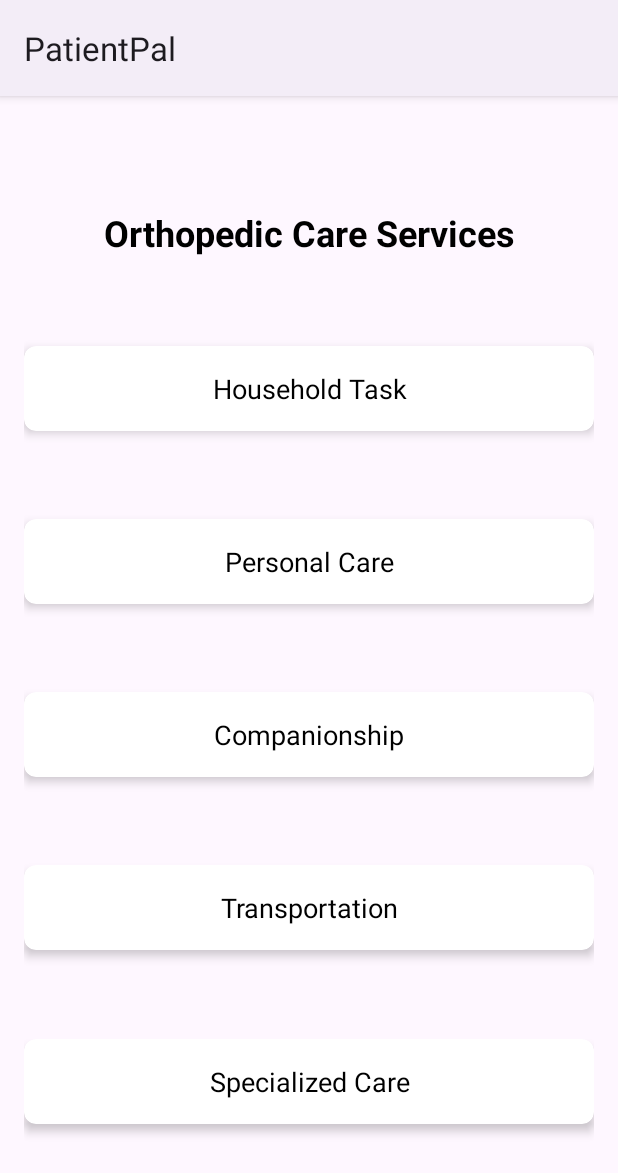
After one commit to ChaudharyMadhavi/PatientPal, an Android app: the OrthoPedicCareActivity screen opened directly, with no data from a screen before it, on a phone screen of 412 x 824 dp. The commit adds this screen. Shown: the top 1173 px of the screen. Run offline under Robolectric (Android 15) with nearby library versions, the phone set to English and light mode, and no system bars.

Commit message:
patientpal

```diff
--- a/app/src/main/java/com/example/patientpal/MyViewPagerAdapter.java
+++ b/app/src/main/java/com/example/patientpal/MyViewPagerAdapter.java
@@ -23,9 +23,9 @@ public class MyViewPagerAdapter extends FragmentStateAdapter {
             case 0:
                 return new HomeFragment();
             case 1:
+                return new ServiceFragment();
+            case 2:
                 return new AboutUsFragment();
-            case 2:
-                return new ServiceFragment();
             default:
                 return new HomeFragment();
         }
--- a/app/src/main/java/com/example/patientpal/WelcomeActivity.java
+++ b/app/src/main/java/com/example/patientpal/WelcomeActivity.java
@@ -10,6 +10,7 @@ import androidx.appcompat.app.AppCompatActivity;
 
 public class WelcomeActivity extends AppCompatActivity {
     Button signin,signup;
+    DBHelper DB;
     Intent i;
     @Override
     protected void onCreate(Bundle SavedInstantState){
@@ -19,6 +20,8 @@ public class WelcomeActivity extends AppCompatActivity {
 
         signin=(Button) findViewById(R.id.btnSignIn);
         signup=(Button)findViewById(R.id.btnSignUp);
+
+
 
         signup.setOnClickListener(new View.OnClickListener() {
 
--- /dev/null
+++ b/app/src/main/java/com/example/patientpal/fragments/OrthoPedicCareActivity.java
@@ -0,0 +1,15 @@
+package com.example.patientpal.fragments;
+
+import android.os.Bundle;
+import androidx.appcompat.app.AppCompatActivity;
+
+import com.example.patientpal.R;
+
+class OrthoPedicCareActivity extends AppCompatActivity {
+
+    @Override
+    protected void onCreate(Bundle savedInstanceState) {
+        super.onCreate(savedInstanceState);
+        setContentView(R.layout.activity_orthopedic_care);
+   }
+}
--- /dev/null
+++ b/app/src/main/res/layout/activity_care_details.xml
@@ -0,0 +1,6 @@
+<?xml version="1.0" encoding="utf-8"?>
+<androidx.constraintlayout.widget.ConstraintLayout xmlns:android="http://schemas.android.com/apk/res/android"
+    android:layout_width="match_parent"
+    android:layout_height="match_parent">
+
+</androidx.constraintlayout.widget.ConstraintLayout>
--- /dev/null
+++ b/app/src/main/res/layout/activity_orthopedic_care.xml
@@ -0,0 +1,141 @@
+<?xml version="1.0" encoding="utf-8"?>
+<androidx.constraintlayout.widget.ConstraintLayout
+    xmlns:android="http://schemas.android.com/apk/res/android"
+    xmlns:app="http://schemas.android.com/apk/res-auto"
+    xmlns:tools="http://schemas.android.com/tools"
+    android:layout_width="match_parent"
+    android:layout_height="match_parent"
+    tools:context=".fragments.OrthoPedicCareActivity"
+    android:padding="16dp">
+
+    <TextView
+        android:id="@+id/tvTitle"
+        android:layout_width="wrap_content"
+        android:layout_height="wrap_content"
+        android:text="Orthopedic Care Services"
+        android:textSize="24sp"
+        android:textStyle="bold"
+        android:textColor="@android:color/black"
+        app:layout_constraintTop_toTopOf="parent"
+        app:layout_constraintStart_toStartOf="parent"
+        app:layout_constraintEnd_toEndOf="parent"
+        app:layout_constraintBottom_toTopOf="@+id/card_household_task" />
+
+    <!-- Household Task Card -->
+    <androidx.cardview.widget.CardView
+        android:id="@+id/card_household_task"
+        android:layout_width="0dp"
+        android:layout_height="wrap_content"
+        app:cardCornerRadius="8dp"
+        app:cardElevation="4dp"
+        app:layout_constraintTop_toBottomOf="@id/tvTitle"
+        app:layout_constraintStart_toStartOf="parent"
+        app:layout_constraintEnd_toEndOf="parent"
+        app:layout_constraintBottom_toTopOf="@id/card_personal_care">
+
+        <TextView
+            android:layout_width="match_parent"
+            android:layout_height="wrap_content"
+            android:padding="16dp"
+            android:text="Household Task"
+            android:textAlignment="center"
+            android:textSize="18sp"
+            android:textColor="@android:color/black" />
+    </androidx.cardview.widget.CardView>
+
+    <!-- Personal Care Card -->
+    <androidx.cardview.widget.CardView
+        android:id="@+id/card_personal_care"
+        android:layout_width="0dp"
+        android:layout_height="wrap_content"
+        app:cardCornerRadius="8dp"
+        app:cardElevation="4dp"
+        app:layout_constraintTop_toBottomOf="@id/card_household_task"
+        app:layout_constraintStart_toStartOf="parent"
+        app:layout_constraintEnd_toEndOf="parent"
+        app:layout_constraintBottom_toTopOf="@id/card_companionship">
+
+        <TextView
+            android:layout_width="match_parent"
+            android:layout_height="wrap_content"
+            android:padding="16dp"
+            android:text="Personal Care"
+            android:textAlignment="center"
+            android:textSize="18sp"
+            android:textColor="@android:color/black" />
+    </androidx.cardview.widget.CardView>
+
+    <!-- Companionship Card -->
+    <androidx.cardview.widget.CardView
+        android:id="@+id/card_companionship"
+        android:layout_width="0dp"
+        android:layout_height="wrap_content"
+        app:cardCornerRadius="8dp"
+        app:cardElevation="4dp"
+        app:layout_constraintTop_toBottomOf="@id/card_personal_care"
+        app:layout_constraintStart_toStartOf="parent"
+        app:layout_constraintEnd_toEndOf="parent"
+        app:layout_constraintBottom_toTopOf="@id/card_transportation">
+
+        <TextView
+            android:layout_width="match_parent"
+            android:layout_height="wrap_content"
+            android:padding="16dp"
+            android:text="Companionship"
+            android:textAlignment="center"
+            android:textSize="18sp"
+            android:textColor="@android:color/black" />
+    </androidx.cardview.widget.CardView>
+
+    <!-- Transportation Card -->
+    <androidx.cardview.widget.CardView
+        android:id="@+id/card_transportation"
+        android:layout_width="0dp"
+        android:layout_height="wrap_content"
+        app:cardCornerRadius="8dp"
+        app:cardElevation="4dp"
+        app:layout_constraintTop_toBottomOf="@id/card_companionship"
+        app:layout_constraintStart_toStartOf="parent"
+        app:layout_constraintEnd_toEndOf="parent"
+        app:layout_constraintBottom_toTopOf="@id/card_specialized_care">
+
+        <TextView
+            android:layout_width="match_parent"
+            android:layout_height="wrap_content"
+            android:padding="16dp"
+            android:text="Transportation"
+            android:textAlignment="center"
+            android:textSize="18sp"
+            android:textColor="@android:color/black" />
+    </androidx.cardview.widget.CardView>
+
+    <!-- Specialized Care Card -->
+    <androidx.cardview.widget.CardView
+        android:id="@+id/card_specialized_care"
+        android:layout_width="0dp"
+        android:layout_height="wrap_content"
+        app:cardCornerRadius="8dp"
+        app:cardElevation="4dp"
+        app:layout_constraintTop_toBottomOf="@id/card_transportation"
+        app:layout_constraintBottom_toBottomOf="parent"
+        app:layout_constraintStart_toStartOf="parent"
+        app:layout_constraintEnd_toEndOf="parent">
+
+        <TextView
+            android:layout_width="match_parent"
+            android:layout_height="wrap_content"
+            android:padding="16dp"
+            android:text="Specialized Care"
+            android:textAlignment="center"
+            android:textSize="18sp"
+            android:textColor="@android:color/black" />
+    </androidx.cardview.widget.CardView>
+
+    <!-- Vertical chain to spread all cards evenly -->
+    <androidx.constraintlayout.widget.Guideline
+        android:id="@+id/topGuideline"
+        android:layout_width="wrap_content"
+        android:layout_height="wrap_content"
+        app:layout_constraintGuide_begin="16dp"
+        app:layout_constraintGuide_percent="0.0" />
+</androidx.constraintlayout.widget.ConstraintLayout>
```
Also changed, not shown: app/src/main/AndroidManifest.xml (+13 -1 lines), app/src/main/java/com/example/patientpal/fragments/ServiceFragment.java (+26 -6 lines), app/src/main/res/layout/fragment_service.xml (+78 -9 lines).
